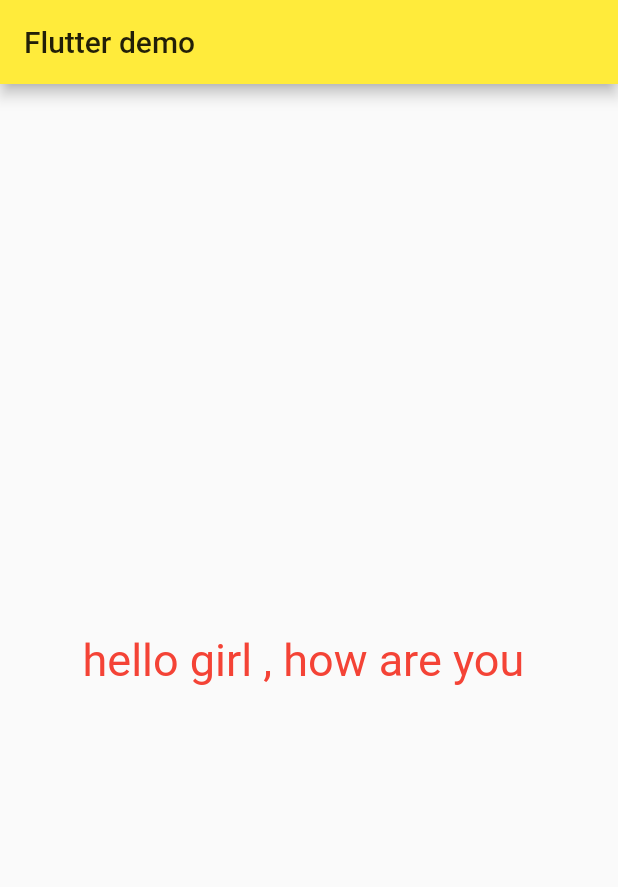
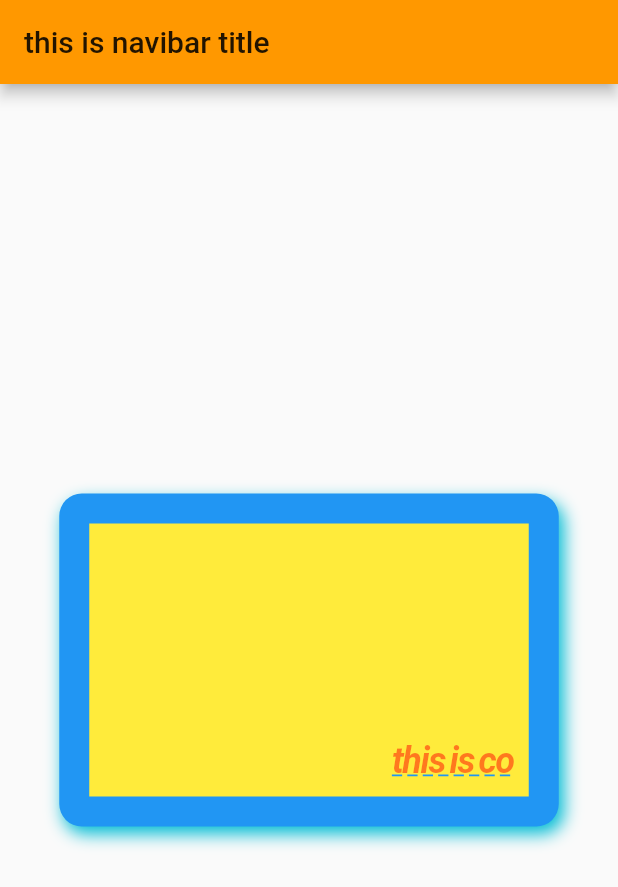
Before and after one commit to hhcszgd/Flutter_app1, a Flutter app: the screen it shows after launch, on a phone screen of 412 x 824 dp. Shown: the top 887 px of the screen. Run offline on Flutter 3.47's test engine with Material 2 defaults, Android fonts, the phone set to English and light mode, and no system bars.

Commit message:
learn Text and Container

```diff
--- a/lib/main.dart
+++ b/lib/main.dart
@@ -1,4 +1,221 @@
 
+
+import 'package:flutter/material.dart';
+
+void main(){
+  runApp(
+    MyApp()
+  );
+}
+
+class MyApp extends StatelessWidget{
+  @override
+  Widget build(BuildContext context) {
+    // TODO: implement build
+    return MaterialApp (
+      home: Scaffold(
+        appBar:AppBar(
+            title: Text("this is navibar title"),
+        ),
+        body: HomePage()
+
+      ),
+      theme: ThemeData(primaryColor: Colors.orange),
+
+    );
+  }
+}
+
+class HomePage extends StatelessWidget{
+  @override
+  Widget build(BuildContext context) {
+    // TODO: implement build
+    return Center(
+      child: Container(
+        child: Text(
+          "this is co",
+          textAlign: TextAlign.right,//居中,居左,还是居右
+          style: TextStyle(
+            color: Color.fromARGB(125, 255, 0, 0),
+            fontSize: 12,
+            letterSpacing: -1 ,//字间距
+            wordSpacing: -2,//单词之间的间隙
+            fontWeight: FontWeight.bold ,//加粗还是正常
+            fontStyle: FontStyle.italic, // 斜体
+            decoration: TextDecoration.underline,//下划线
+            decorationColor: Colors.blue,//文字装饰线(下划线)颜色
+            decorationStyle: TextDecorationStyle.dashed//装饰线为虚线
+          ),
+          overflow: TextOverflow.ellipsis,//可以配合maxLines使用,当文字超出控件时(fade)渐隐还是,(fade)换行,还是(ellipsis)...
+          maxLines: 1,
+          textScaleFactor: 2,//字体放大两倍
+        ),
+        width: 333,
+        height: 222,
+        decoration: BoxDecoration(
+          color: Colors.yellow,
+          border: Border.all(
+            color: Colors.blue,
+            width: 20
+          ),
+            borderRadius: BorderRadius.all(Radius.circular(15)),
+            boxShadow: [
+              BoxShadow(
+              color: Colors.cyan,
+              offset: Offset(3, 5) ,
+                  blurRadius:9//虚化程度
+            )
+            ]
+
+        ),
+        margin: EdgeInsets.all(22),//表示当前container与外部其它组件的距离
+        padding: EdgeInsets.all(10),//container与边缘child之间的距离
+//        transform: Matrix4.translationValues(100, 0, 0),//x方向位移100
+//        transform: Matrix4.rotationZ(0.2),//沿z轴旋转
+//        transform: Matrix4.diagonal3Values(1.2, 1, 1),//沿X轴放大1.2倍
+        alignment: Alignment.bottomRight,//居右下
+
+//        color: Colors.red,//这个参数和decoration只能传其中一个
+      )
+    );
+  }
+}
+
+
+
+
+
+
+
+
+
+
+
+
+
+
+
+
+
+
+
+
+
+
+
+
+
+
+
+
+/*
+
+import 'package:flutter/material.dart';
+
+
+void main(){
+  runApp(
+    Center(
+     child: Text(
+       'congratulation',
+       textDirection: TextDirection.ltr,///如果不指定方向会报错flutter: No Directionality widget found.
+       style: TextStyle(
+         fontSize: 30.0,
+         color: Colors.red,
+
+       ),
+    )
+    )
+  );
+}
+
+
+*/
+
+/*
+import 'package:flutter/material.dart';
+void main(){
+  runApp(MyApp());
+}
+
+class MyApp extends StatelessWidget{
+  @override
+  Widget build(BuildContext context) {
+    // TODO: implement build
+    return MaterialApp(
+      home: Scaffold(
+        appBar: AppBar(
+          title: Text('I am king'),
+        ),
+        body: HomeContent(),
+      ),
+      theme: ThemeData(
+        primaryColor: Colors.orange
+      )
+
+    );
+  }
+}
+
+class HomeContent extends StatelessWidget{
+  @override
+  Widget build(BuildContext context) {
+    // TODO: implement build
+    return Center(
+
+      child: Container(
+        child: Text(
+          'you are so beautifulll',
+          textDirection: TextDirection.ltr,
+          style: TextStyle(
+            fontSize: 30.0,
+            color: Colors.red,
+
+          ),
+        ),
+        height: 200,
+        width: 150,
+        decoration: BoxDecoration(),
+      ),
+    );
+  }
+}
+
+*/
+
+
+
+
+
+
+
+
+
+
+
+
+
+
+
+
+
+
+
+
+
+
+
+
+
+
+
+
+
+
+
+
+
+/*
 import 'package:flutter/material.dart';
 void main(){
   runApp( MyApp());
@@ -45,6 +262,8 @@ class HomeContent extends StatelessWidget {
   }
 
 }
+
+*/
 
 /*
 
```
